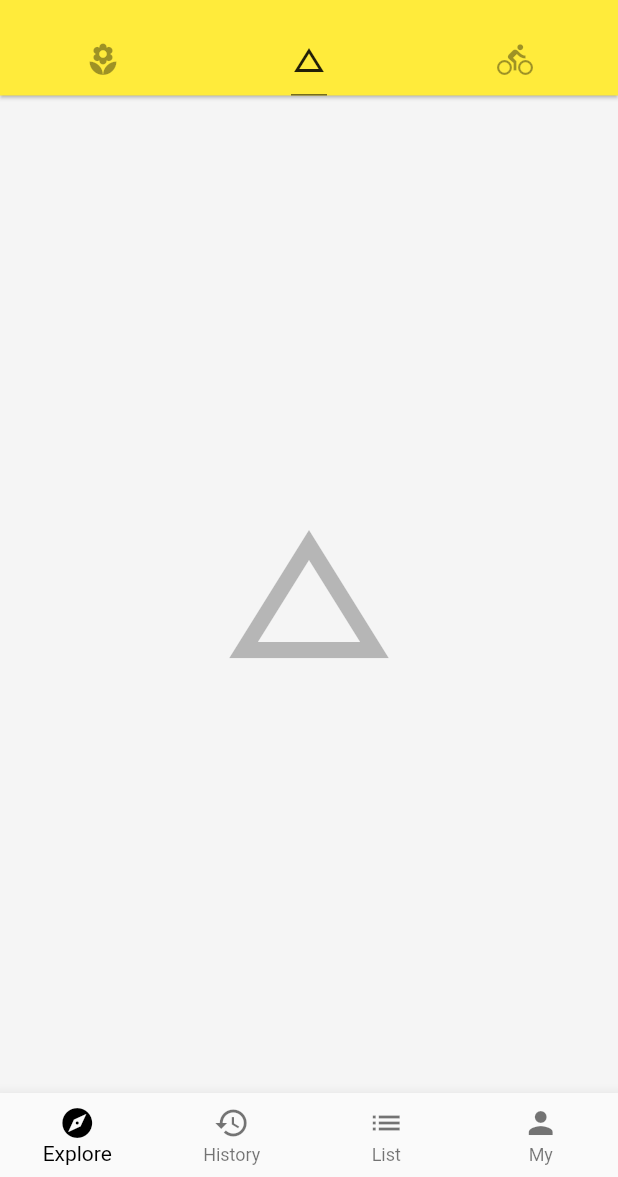
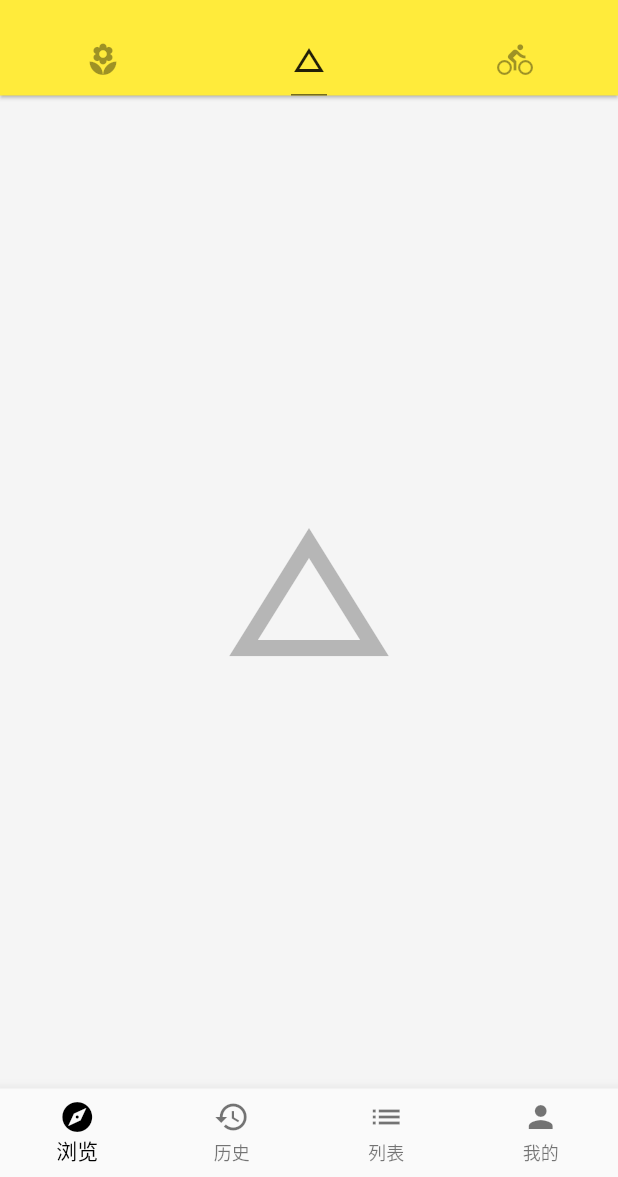
Before and after one commit to Michael2013518/flutter-app, a Flutter app: the screen it shows after launch, tab 2 chosen, on a phone screen of 412 x 824 dp, the part 59-1236 px from its top. Run offline on Flutter 3.47's test engine with Material 2 defaults, Android fonts, the phone set to English and light mode, and no system bars; network calls fail.

Commit message:
更新bottom_navigation_bar_widage

```diff
--- a/lib/demo/bottom_navigation_bar_widget.dart
+++ b/lib/demo/bottom_navigation_bar_widget.dart
@@ -23,19 +23,19 @@ class _BottomNavigationBarState extends State<BottomNavigationBarWidget> {
           fixedColor: Colors.black,
           items: [
             BottomNavigationBarItem(
-              title: Text('Explore'),
+              title: Text('浏览'),
               icon: Icon(Icons.explore)
             ),
             BottomNavigationBarItem(
-              title: Text('History'),
+              title: Text('历史'),
               icon: Icon(Icons.history)
             ),
             BottomNavigationBarItem(
-              title: Text('List'),
+              title: Text('列表'),
               icon: Icon(Icons.list)
             ),
             BottomNavigationBarItem(
-              title: Text('My'),
+              title: Text('我的'),
               icon: Icon(Icons.person)
             )
           ],
```
